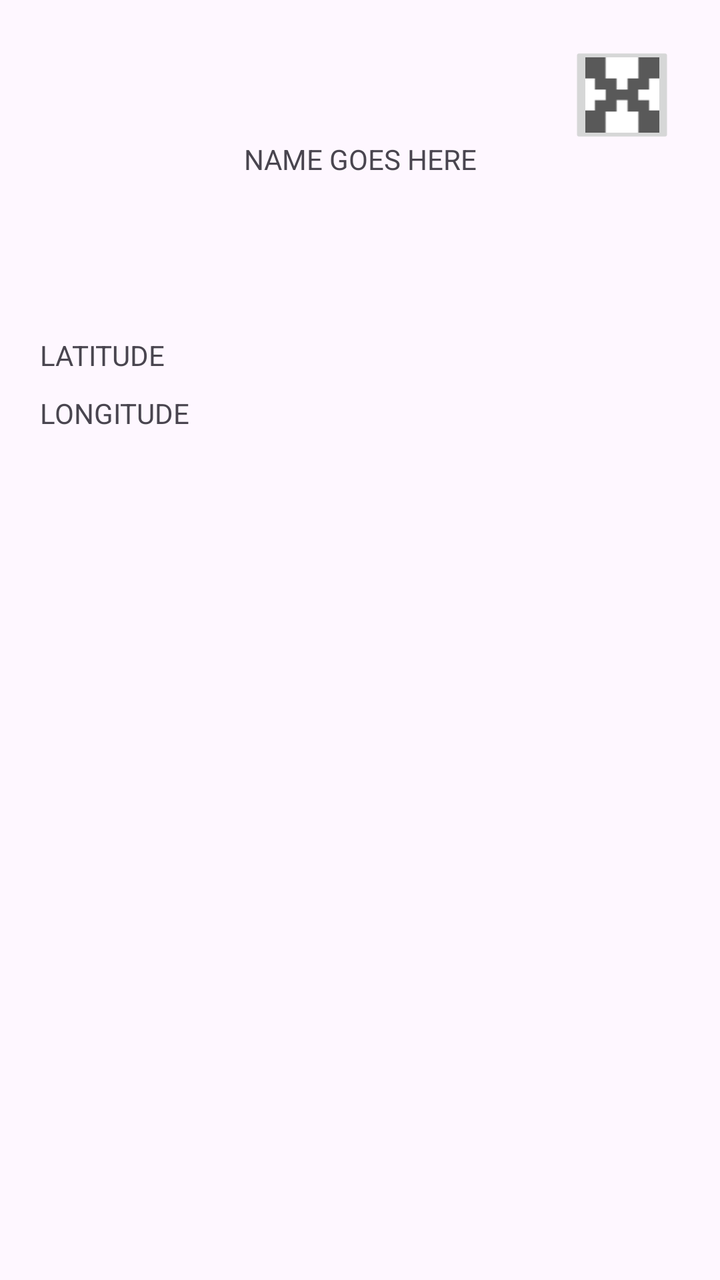
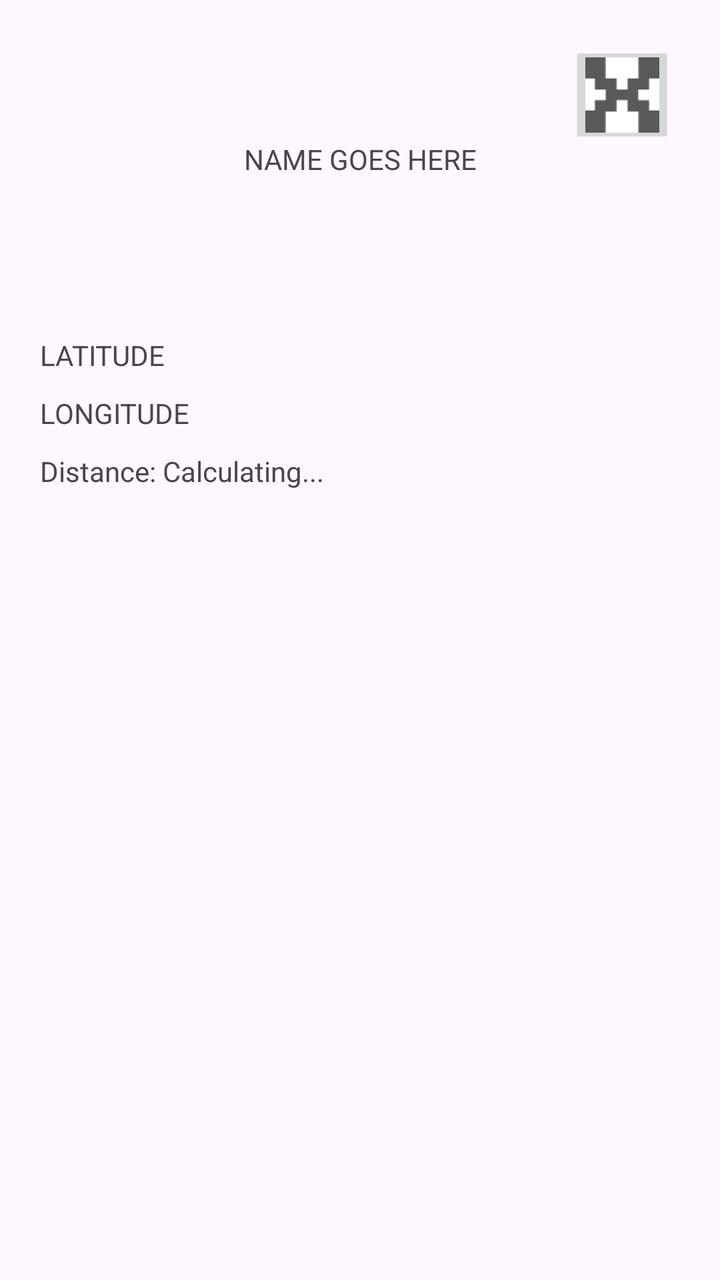

Before-and-after screenshots of an Android layout around one commit, followed by the original layout XML and the change that was made.
<!-- AndroidManifest.xml: application theme Theme.MyApplication -->
<!-- res/layout/location_info_and_options.xml -->
<?xml version="1.0" encoding="utf-8"?>
<androidx.constraintlayout.widget.ConstraintLayout xmlns:android="http://schemas.android.com/apk/res/android"
    xmlns:app="http://schemas.android.com/apk/res-auto"
    xmlns:tools="http://schemas.android.com/tools"
    android:layout_width="match_parent"
    android:layout_height="match_parent">

    <TextView
        android:id="@+id/locationName"
        android:layout_width="299dp"
        android:layout_height="48dp"
        android:layout_marginStart="169dp"
        android:layout_marginTop="70dp"
        android:layout_marginEnd="169dp"
        android:text="NAME GOES HERE"
        android:textAlignment="center"
        app:layout_constraintEnd_toEndOf="parent"
        app:layout_constraintStart_toStartOf="parent"
        app:layout_constraintTop_toTopOf="parent" />

    <ImageButton
        android:id="@+id/backButton"
        android:layout_width="wrap_content"
        android:layout_height="wrap_content"
        android:scaleX="0.5"
        android:scaleY="0.5"
        app:layout_constraintEnd_toEndOf="parent"
        app:layout_constraintTop_toTopOf="parent"
        app:srcCompat="@drawable/x_icon" />

    <TextView
        android:id="@+id/latitude_text"
        android:layout_width="wrap_content"
        android:layout_height="wrap_content"
        android:layout_marginStart="20dp"
        android:layout_marginTop="50dp"
        android:text="LATITUDE"
        app:layout_constraintStart_toStartOf="parent"
        app:layout_constraintTop_toBottomOf="@+id/locationName" />

    <TextView
        android:id="@+id/longitude_text"
        android:layout_width="wrap_content"
        android:layout_height="wrap_content"
        android:layout_marginStart="20dp"
        android:layout_marginTop="10dp"
        android:text="LONGITUDE"
        app:layout_constraintStart_toStartOf="parent"
        app:layout_constraintTop_toBottomOf="@+id/latitude_text" />

</androidx.constraintlayout.widget.ConstraintLayout>
<!-- resources referenced by this layout -->
<resources>
  <!-- drawable x_icon: png bitmap (drawable, 479 bytes) -->
  <style name="Theme.MyApplication" parent="Base.Theme.MyApplication" />
  <style name="Base.Theme.MyApplication" parent="Theme.Material3.DayNight.NoActionBar">
          
          
      </style>
</resources>

<!-- the commit's change to res/layout/location_info_and_options.xml (unified diff, before → after) -->
@@ -48,4 +48,14 @@
         app:layout_constraintStart_toStartOf="parent"
         app:layout_constraintTop_toBottomOf="@+id/latitude_text" />
 
+    <TextView
+        android:id="@+id/distance_text"
+        android:layout_width="wrap_content"
+        android:layout_height="wrap_content"
+        android:layout_marginStart="20dp"
+        android:layout_marginTop="10dp"
+        android:text="Distance: Calculating..."
+        app:layout_constraintStart_toStartOf="parent"
+        app:layout_constraintTop_toBottomOf="@+id/longitude_text" />
+
 </androidx.constraintlayout.widget.ConstraintLayout>
